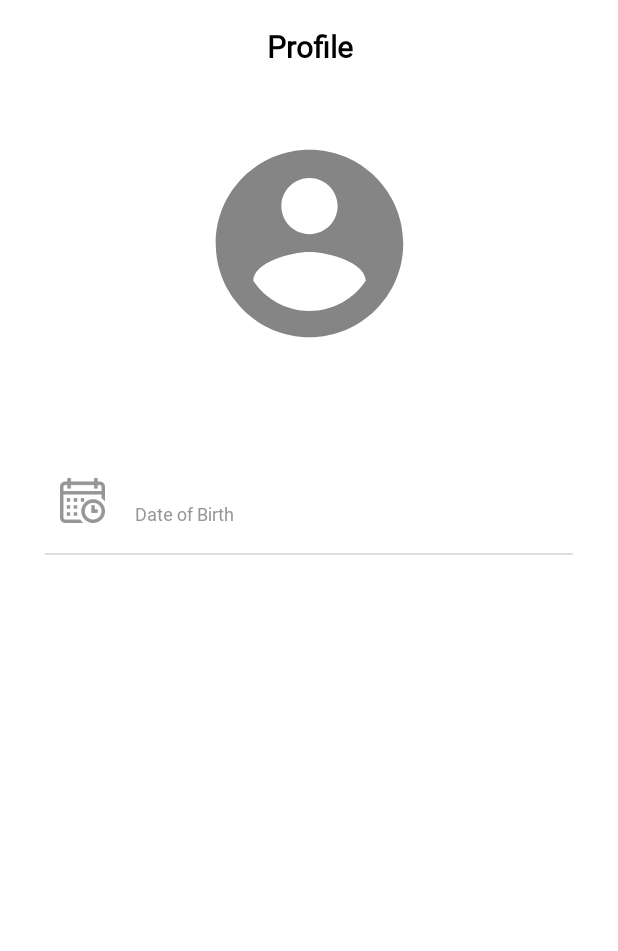
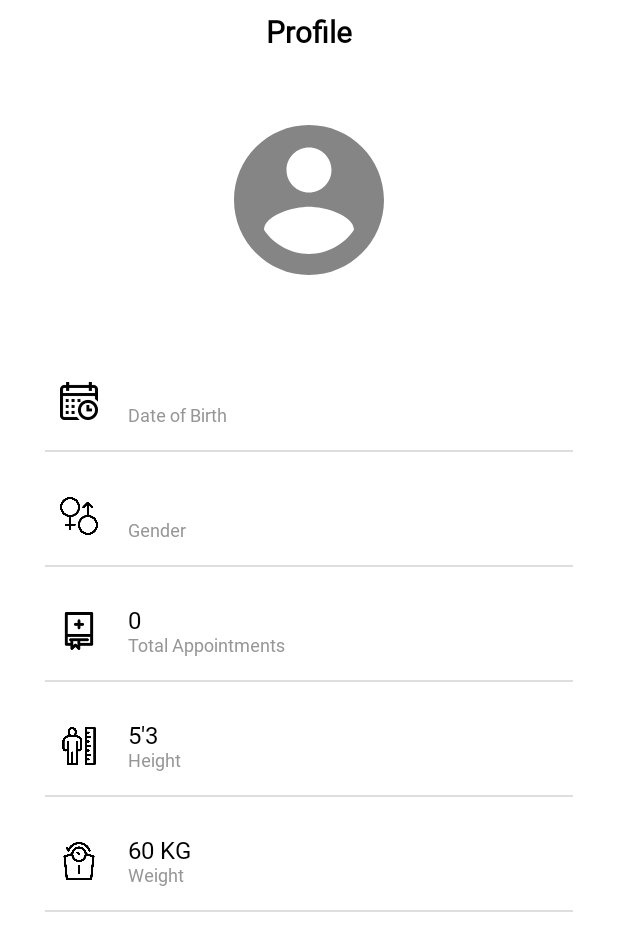
Before and after one commit to Shobu95/walk-in-clinic, an Android app built with Jetpack Compose: the ProfileActivity screen opened directly, with no data from a screen before it, on a phone screen of 412 x 824 dp. Shown: the top 951 px of the screen. Run offline under Robolectric (Android 15) with nearby library versions, the phone set to English and light mode, and no system bars; our stand-ins replace Dagger/Hilt's generated code.

Commit message:
Profile screen completed with come static data.

```diff
--- a/app/src/main/java/com/shobu/walk_in_appointment/ui/profile/ProfileActivity.kt
+++ b/app/src/main/java/com/shobu/walk_in_appointment/ui/profile/ProfileActivity.kt
@@ -50,11 +50,11 @@ fun ProfileScreen(
             .fillMaxSize()
             .background(color = Color.White)
     ) {
-        Spacer(modifier = Modifier.height(20.dp))
+        Spacer(modifier = Modifier.height(10.dp))
 
         PersonalDetails(viewModel.state.fullName)
 
-        Spacer(modifier = Modifier.height(40.dp))
+        Spacer(modifier = Modifier.height(20.dp))
 
         ProfileDetailsItem(
             R.drawable.ic_calendar,
@@ -62,5 +62,29 @@ fun ProfileScreen(
             "Date of Birth"
         )
 
+        ProfileDetailsItem(
+            R.drawable.ic_gender,
+            viewModel.state.gender,
+            "Gender"
+        )
+
+        ProfileDetailsItem(
+            R.drawable.ic_appointment_book,
+            viewModel.state.totalAppointments.toString(),
+            "Total Appointments"
+        )
+
+        ProfileDetailsItem(
+            R.drawable.ic_height,
+            viewModel.state.height,
+            "Height"
+        )
+
+        ProfileDetailsItem(
+            R.drawable.ic_weight,
+            viewModel.state.weight,
+            "Weight"
+        )
+
     }
 }
--- a/app/src/main/java/com/shobu/walk_in_appointment/ui/profile/ProfileState.kt
+++ b/app/src/main/java/com/shobu/walk_in_appointment/ui/profile/ProfileState.kt
@@ -4,4 +4,7 @@ data class ProfileState(
     var fullName: String = "",
     var dateOfBirth: String = "",
     var gender: String = "",
+    var totalAppointments: Int = 0,
+    var height: String = "5'3",
+    var weight: String = "60 KG"
 )
--- a/app/src/main/java/com/shobu/walk_in_appointment/ui/profile/components/ProfileComponents.kt
+++ b/app/src/main/java/com/shobu/walk_in_appointment/ui/profile/components/ProfileComponents.kt
@@ -55,13 +55,13 @@ fun PersonalDetails(
             )
         )
 
-        Spacer(modifier = Modifier.height(44.dp))
+        Spacer(modifier = Modifier.height(40.dp))
 
         val profilePic = painterResource(id = R.drawable.profile_pic)
         Image(
             painter = profilePic,
             contentDescription = "profile pic",
-            Modifier.size(150.dp)
+            Modifier.size(120.dp)
         )
 
         Spacer(modifier = Modifier.height(10.dp))
@@ -85,8 +85,8 @@ fun PersonalDetails(
 fun ProfileDetailsItemPrev() {
     ProfileDetailsItem(
         R.drawable.profile_pic,
-        "Honda Civic Turbo",
-        "Vehicle"
+        "Description",
+        "Heading"
     )
 }
 
@@ -114,9 +114,9 @@ fun ProfileDetailsItem(
             Icon(
                 painter = detailPic,
                 contentDescription = "",
-                tint = TextLight,
+                tint = Color.Black,
                 modifier = Modifier
-                    .size(50.dp)
+                    .size(45.dp)
                     .padding(10.dp)
             )
 
```
Also changed, not shown: app/src/main/res/drawable/ic_gender.png (added), app/src/main/res/drawable/ic_height.png (added), app/src/main/res/drawable/ic_weight.png (added).
